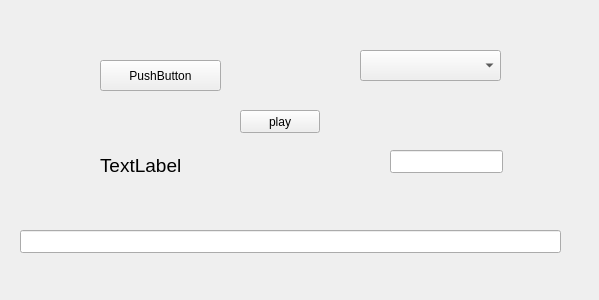
Above: buttonGUI/opengui.ui from DevelopKits/embebidos-grupo7 before the change. Below: the same form after it.
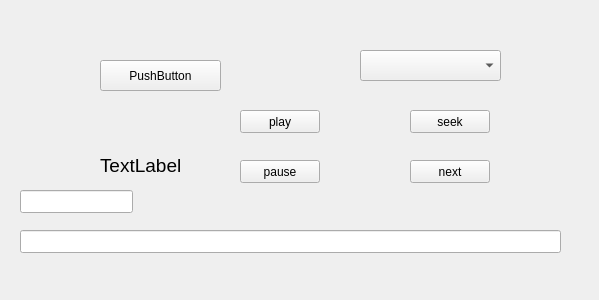
That is the form after the change.

```diff
--- a/buttonGUI/opengui.ui
+++ b/buttonGUI/opengui.ui
@@ -67,8 +67,8 @@
   <widget class="QLineEdit" name="lineEdit_2">
    <property name="geometry">
     <rect>
-     <x>390</x>
-     <y>150</y>
+     <x>20</x>
+     <y>190</y>
      <width>113</width>
      <height>23</height>
     </rect>
@@ -87,6 +87,45 @@
     <string>play</string>
    </property>
   </widget>
+  <widget class="QPushButton" name="pushButton_3">
+   <property name="geometry">
+    <rect>
+     <x>240</x>
+     <y>160</y>
+     <width>80</width>
+     <height>23</height>
+    </rect>
+   </property>
+   <property name="text">
+    <string>pause</string>
+   </property>
+  </widget>
+  <widget class="QPushButton" name="pushButton_4">
+   <property name="geometry">
+    <rect>
+     <x>410</x>
+     <y>110</y>
+     <width>80</width>
+     <height>23</height>
+    </rect>
+   </property>
+   <property name="text">
+    <string>seek</string>
+   </property>
+  </widget>
+  <widget class="QPushButton" name="pushButton_5">
+   <property name="geometry">
+    <rect>
+     <x>410</x>
+     <y>160</y>
+     <width>80</width>
+     <height>23</height>
+    </rect>
+   </property>
+   <property name="text">
+    <string>next</string>
+   </property>
+  </widget>
  </widget>
  <layoutdefault spacing="6" margin="11"/>
  <resources/>
```
